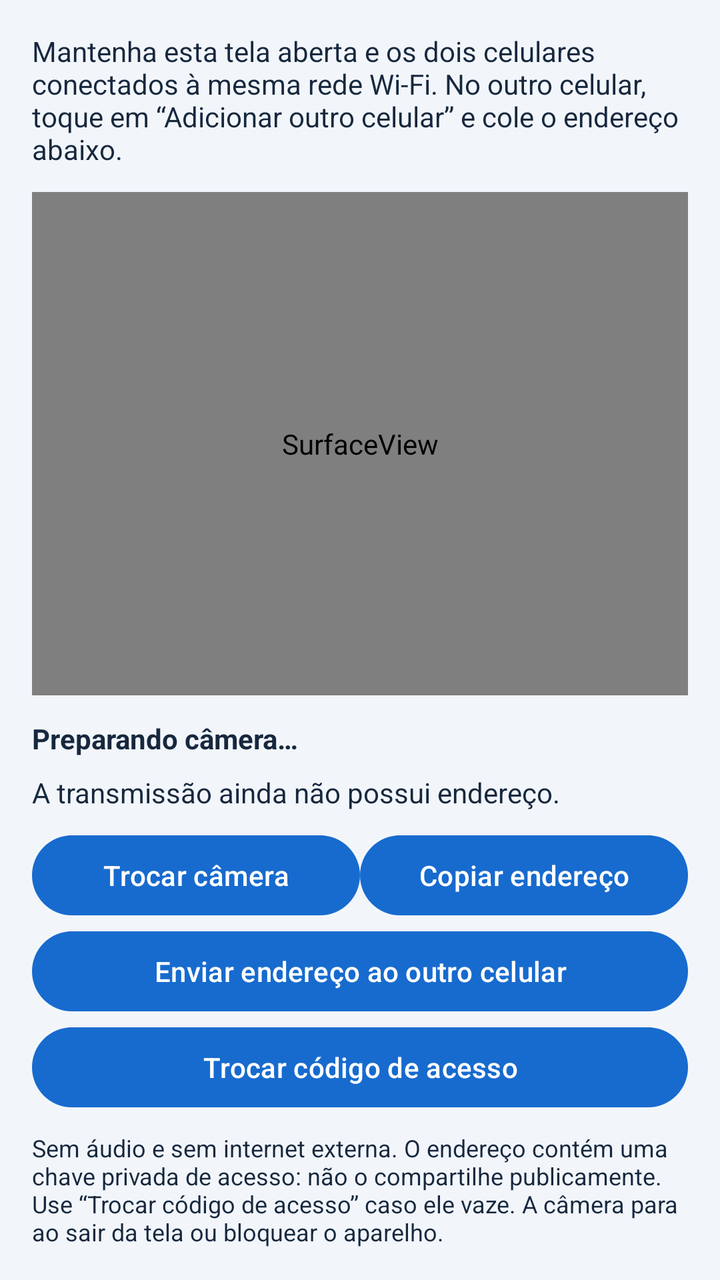
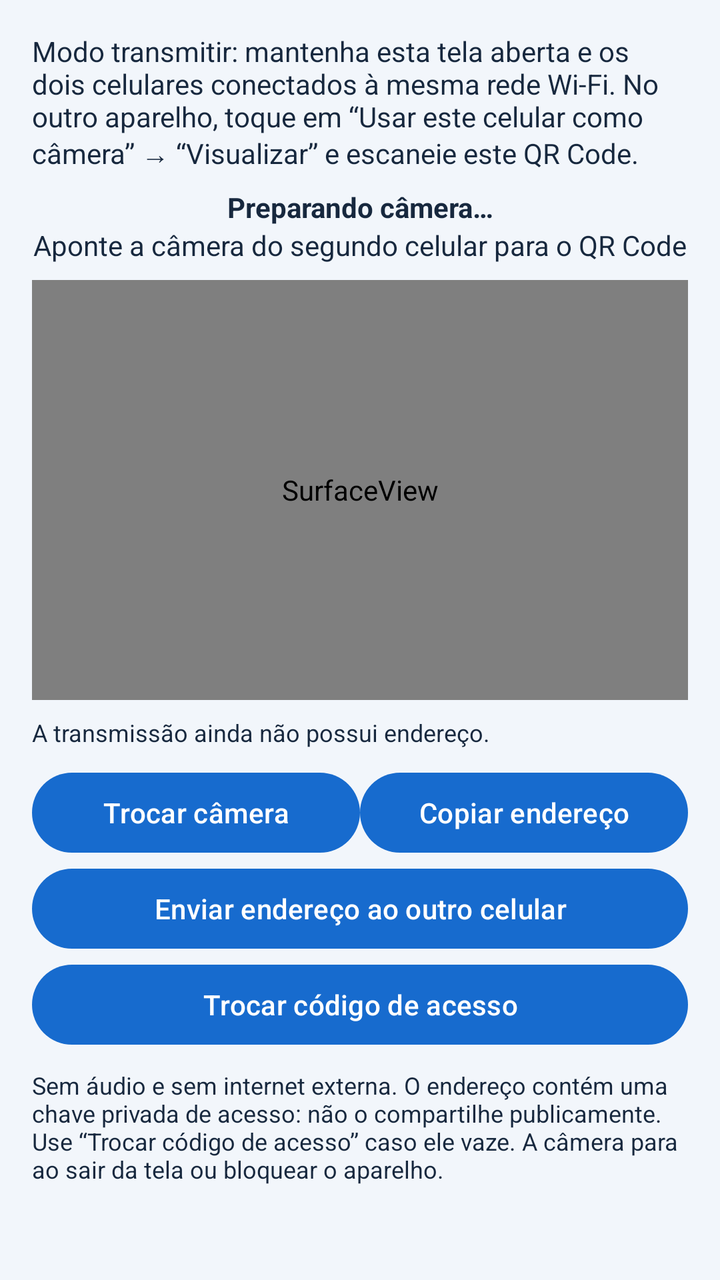

Screens rendered from an Android XML layout before and after an edit, with the pre-edit source and the edit as a unified diff.
<!-- AndroidManifest.xml: application theme Theme.MinhaCamera -->
<!-- res/layout/activity_phone_camera.xml -->
<?xml version="1.0" encoding="utf-8"?>
<LinearLayout xmlns:android="http://schemas.android.com/apk/res/android"
    android:layout_width="match_parent" android:layout_height="match_parent"
    android:orientation="vertical" android:padding="16dp" android:background="@color/app_background">
    <TextView android:layout_width="match_parent" android:layout_height="wrap_content"
        android:text="@string/phone_camera_instructions" android:textColor="@color/app_text"
        android:layout_marginBottom="12dp" />
    <SurfaceView android:id="@+id/phonePreview" android:layout_width="match_parent"
        android:layout_height="0dp" android:layout_weight="1" android:background="#000000" />
    <TextView android:id="@+id/phoneStatus" android:layout_width="match_parent"
        android:layout_height="wrap_content" android:text="@string/phone_waiting"
        android:layout_marginTop="12dp" android:textStyle="bold" android:textColor="@color/app_text" />
    <TextView android:id="@+id/phoneAddress" android:layout_width="match_parent"
        android:layout_height="wrap_content" android:text="@string/phone_no_address"
        android:textIsSelectable="true" android:layout_marginTop="8dp"
        android:textColor="@color/app_text" android:breakStrategy="simple" />
    <LinearLayout android:layout_width="match_parent" android:layout_height="wrap_content"
        android:orientation="horizontal" android:layout_marginTop="8dp">
        <Button android:id="@+id/phoneSwitch" android:layout_width="0dp" android:layout_weight="1"
            android:layout_height="wrap_content" android:text="@string/phone_switch" />
        <Button android:id="@+id/phoneCopy" android:layout_width="0dp" android:layout_weight="1"
            android:layout_height="wrap_content" android:text="@string/phone_copy" />
    </LinearLayout>
    <Button android:id="@+id/phoneShare" android:layout_width="match_parent"
        android:layout_height="wrap_content" android:text="@string/phone_share" />
    <Button android:id="@+id/phoneRevoke" android:layout_width="match_parent"
        android:layout_height="wrap_content" android:text="@string/phone_revoke" />
    <TextView android:layout_width="match_parent" android:layout_height="wrap_content"
        android:layout_marginTop="8dp" android:text="@string/phone_security_notice"
        android:textColor="@color/app_text" android:textSize="12sp" />
</LinearLayout>
<!-- resources referenced by this layout -->
<resources>
  <color name="app_background">#F2F6FB</color>
  <color name="app_text">#17283E</color>
  <string name="phone_camera_instructions">Mantenha esta tela aberta e os dois celulares conectados à mesma rede Wi-Fi. No outro celular, toque em “Adicionar outro celular” e cole o endereço abaixo.</string>
  <string name="phone_copy">Copiar endereço</string>
  <string name="phone_no_address">A transmissão ainda não possui endereço.</string>
  <string name="phone_revoke">Trocar código de acesso</string>
  <string name="phone_security_notice">Sem áudio e sem internet externa. O endereço contém uma chave privada de acesso: não o compartilhe publicamente. Use “Trocar código de acesso” caso ele vaze. A câmera para ao sair da tela ou bloquear o aparelho.</string>
  <string name="phone_share">Enviar endereço ao outro celular</string>
  <string name="phone_switch">Trocar câmera</string>
  <string name="phone_waiting">Preparando câmera…</string>
  <style name="Theme.MinhaCamera" parent="Theme.Material3.DayNight">
    <item name="colorPrimary">@color/brand_primary</item><item name="colorOnPrimary">@color/brand_on_primary</item><item name="colorSecondary">@color/brand_secondary</item><item name="colorSurface">@color/app_surface</item><item name="colorOnSurface">@color/app_text</item><item name="android:colorBackground">@color/app_background</item><item name="android:windowBackground">@color/app_background</item><item name="android:statusBarColor">@color/brand_primary</item><item name="android:navigationBarColor">@color/app_background</item><item name="android:windowLightStatusBar">false</item>
   </style>
  <color name="brand_primary">#176BCE</color>
  <color name="brand_on_primary">#FFFFFF</color>
  <color name="brand_secondary">#007F8B</color>
  <color name="app_surface">#FFFFFF</color>
</resources>

<!-- the commit's change to res/layout/activity_phone_camera.xml (unified diff, before → after) -->
@@ -1,31 +1,44 @@
 <?xml version="1.0" encoding="utf-8"?>
-<LinearLayout xmlns:android="http://schemas.android.com/apk/res/android"
+<ScrollView xmlns:android="http://schemas.android.com/apk/res/android"
     android:layout_width="match_parent" android:layout_height="match_parent"
-    android:orientation="vertical" android:padding="16dp" android:background="@color/app_background">
-    <TextView android:layout_width="match_parent" android:layout_height="wrap_content"
-        android:text="@string/phone_camera_instructions" android:textColor="@color/app_text"
-        android:layout_marginBottom="12dp" />
-    <SurfaceView android:id="@+id/phonePreview" android:layout_width="match_parent"
-        android:layout_height="0dp" android:layout_weight="1" android:background="#000000" />
-    <TextView android:id="@+id/phoneStatus" android:layout_width="match_parent"
-        android:layout_height="wrap_content" android:text="@string/phone_waiting"
-        android:layout_marginTop="12dp" android:textStyle="bold" android:textColor="@color/app_text" />
-    <TextView android:id="@+id/phoneAddress" android:layout_width="match_parent"
-        android:layout_height="wrap_content" android:text="@string/phone_no_address"
-        android:textIsSelectable="true" android:layout_marginTop="8dp"
-        android:textColor="@color/app_text" android:breakStrategy="simple" />
+    android:background="@color/app_background" android:fillViewport="true">
     <LinearLayout android:layout_width="match_parent" android:layout_height="wrap_content"
-        android:orientation="horizontal" android:layout_marginTop="8dp">
-        <Button android:id="@+id/phoneSwitch" android:layout_width="0dp" android:layout_weight="1"
-            android:layout_height="wrap_content" android:text="@string/phone_switch" />
-        <Button android:id="@+id/phoneCopy" android:layout_width="0dp" android:layout_weight="1"
-            android:layout_height="wrap_content" android:text="@string/phone_copy" />
+        android:orientation="vertical" android:padding="16dp">
+        <TextView android:layout_width="match_parent" android:layout_height="wrap_content"
+            android:text="@string/phone_camera_instructions" android:textColor="@color/app_text"
+            android:layout_marginBottom="8dp" />
+        <TextView android:id="@+id/phoneStatus" android:layout_width="match_parent"
+            android:layout_height="wrap_content" android:text="@string/phone_waiting"
+            android:gravity="center" android:textStyle="bold" android:textColor="@color/app_text" />
+        <ImageView android:id="@+id/phoneQrCode" android:layout_width="224dp"
+            android:layout_height="224dp" android:layout_gravity="center_horizontal"
+            android:layout_marginTop="8dp" android:layout_marginBottom="8dp"
+            android:padding="8dp" android:background="#FFFFFF"
+            android:scaleType="fitCenter" android:visibility="gone"
+            android:contentDescription="@string/phone_qr_code_description" />
+        <TextView android:layout_width="match_parent" android:layout_height="wrap_content"
+            android:text="@string/phone_qr_hint" android:textColor="@color/app_text"
+            android:gravity="center" android:layout_marginBottom="8dp" />
+        <SurfaceView android:id="@+id/phonePreview" android:layout_width="match_parent"
+            android:layout_height="210dp" android:background="#000000" />
+        <TextView android:id="@+id/phoneAddress" android:layout_width="match_parent"
+            android:layout_height="wrap_content" android:text="@string/phone_no_address"
+            android:textIsSelectable="true" android:layout_marginTop="8dp"
+            android:textSize="12sp" android:textColor="@color/app_text"
+            android:breakStrategy="simple" />
+        <LinearLayout android:layout_width="match_parent" android:layout_height="wrap_content"
+            android:orientation="horizontal" android:layout_marginTop="8dp">
+            <Button android:id="@+id/phoneSwitch" android:layout_width="0dp" android:layout_weight="1"
+                android:layout_height="wrap_content" android:text="@string/phone_switch" />
+            <Button android:id="@+id/phoneCopy" android:layout_width="0dp" android:layout_weight="1"
+                android:layout_height="wrap_content" android:text="@string/phone_copy" />
+        </LinearLayout>
+        <Button android:id="@+id/phoneShare" android:layout_width="match_parent"
+            android:layout_height="wrap_content" android:text="@string/phone_share" />
+        <Button android:id="@+id/phoneRevoke" android:layout_width="match_parent"
+            android:layout_height="wrap_content" android:text="@string/phone_revoke" />
+        <TextView android:layout_width="match_parent" android:layout_height="wrap_content"
+            android:layout_marginTop="8dp" android:text="@string/phone_security_notice"
+            android:textColor="@color/app_text" android:textSize="12sp" />
     </LinearLayout>
-    <Button android:id="@+id/phoneShare" android:layout_width="match_parent"
-        android:layout_height="wrap_content" android:text="@string/phone_share" />
-    <Button android:id="@+id/phoneRevoke" android:layout_width="match_parent"
-        android:layout_height="wrap_content" android:text="@string/phone_revoke" />
-    <TextView android:layout_width="match_parent" android:layout_height="wrap_content"
-        android:layout_marginTop="8dp" android:text="@string/phone_security_notice"
-        android:textColor="@color/app_text" android:textSize="12sp" />
-</LinearLayout>
+</ScrollView>
<!-- resource entries referenced after the edit -->
@@ -2,9 +2,11 @@
 <resources>
   <color name="app_background">#F2F6FB</color>
   <color name="app_text">#17283E</color>
-  <string name="phone_camera_instructions">Mantenha esta tela aberta e os dois celulares conectados à mesma rede Wi-Fi. No outro celular, toque em “Adicionar outro celular” e cole o endereço abaixo.</string>
+  <string name="phone_camera_instructions">Modo transmitir: mantenha esta tela aberta e os dois celulares conectados à mesma rede Wi-Fi. No outro aparelho, toque em “Usar este celular como câmera” → “Visualizar” e escaneie este QR Code.</string>
   <string name="phone_copy">Copiar endereço</string>
   <string name="phone_no_address">A transmissão ainda não possui endereço.</string>
+  <string name="phone_qr_code_description">QR Code para conectar outro celular a esta transmissão</string>
+  <string name="phone_qr_hint">Aponte a câmera do segundo celular para o QR Code</string>
   <string name="phone_revoke">Trocar código de acesso</string>
   <string name="phone_security_notice">Sem áudio e sem internet externa. O endereço contém uma chave privada de acesso: não o compartilhe publicamente. Use “Trocar código de acesso” caso ele vaze. A câmera para ao sair da tela ou bloquear o aparelho.</string>
   <string name="phone_share">Enviar endereço ao outro celular</string>
